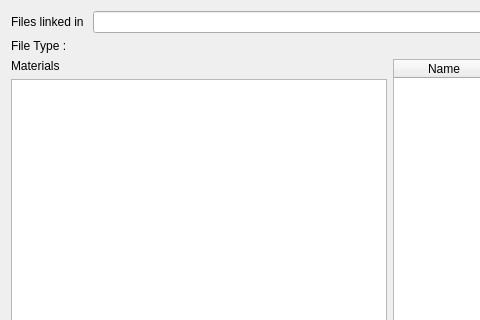
This is W2ENT_QT/MaterialsExplorer.ui in JLouis-B/RedTools as Qt 5 draws it before an edit; both pictures show x 0 to 480 and y 0 to 320 of the 780 by 412 pixel window. The edited form follows.
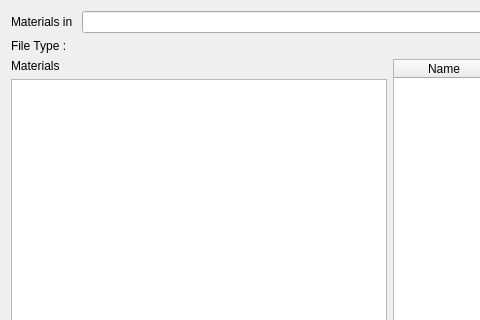
This is the edited form.

Commit message: Materials explorer : Fix label

Patch:
```diff
--- a/W2ENT_QT/MaterialsExplorer.ui
+++ b/W2ENT_QT/MaterialsExplorer.ui
@@ -19,7 +19,7 @@
      <item>
       <widget class="QLabel" name="label_2">
        <property name="text">
-        <string>Files linked in </string>
+        <string>Materials in </string>
        </property>
       </widget>
      </item>
```
